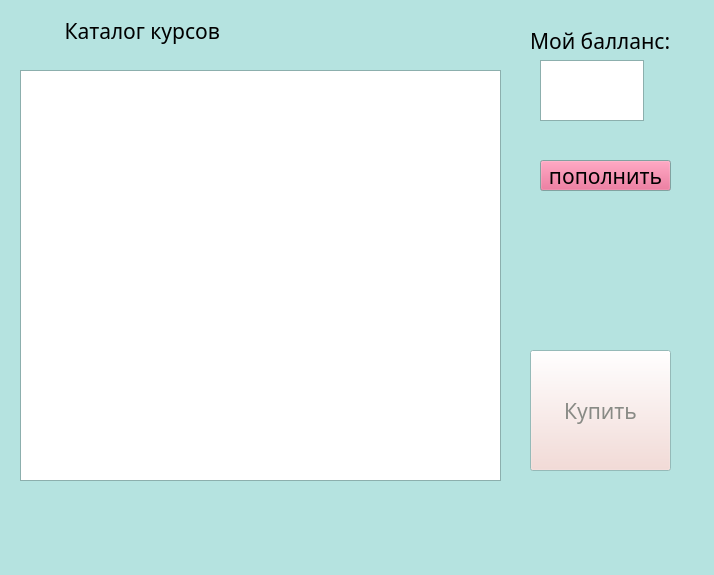
Old version of the form adds.ui in the repository lizlizardplease/school_bmstu.
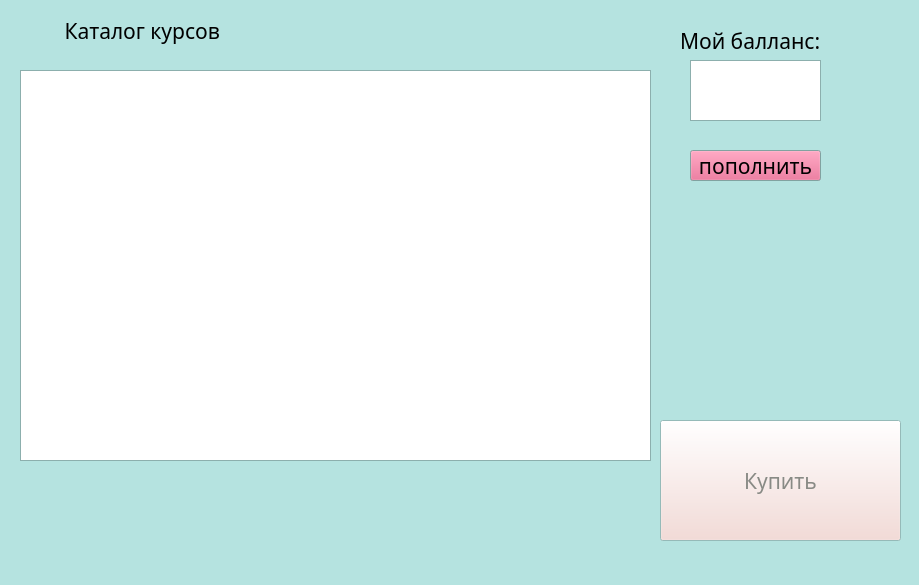
New version of the form.

Diff of the .ui file:
```diff
--- a/adds.ui
+++ b/adds.ui
@@ -6,8 +6,8 @@
    <rect>
     <x>0</x>
     <y>0</y>
-    <width>714</width>
-    <height>575</height>
+    <width>919</width>
+    <height>585</height>
    </rect>
   </property>
   <property name="palette">
@@ -128,10 +128,22 @@
     <rect>
      <x>20</x>
      <y>70</y>
-     <width>481</width>
-     <height>411</height>
+     <width>631</width>
+     <height>391</height>
     </rect>
    </property>
+   <property name="frameShape">
+    <enum>QFrame::StyledPanel</enum>
+   </property>
+   <property name="frameShadow">
+    <enum>QFrame::Sunken</enum>
+   </property>
+   <property name="sizeAdjustPolicy">
+    <enum>QAbstractScrollArea::AdjustToContentsOnFirstShow</enum>
+   </property>
+   <attribute name="horizontalHeaderDefaultSectionSize">
+    <number>150</number>
+   </attribute>
   </widget>
   <widget class="QPushButton" name="pushButton">
    <property name="enabled">
@@ -139,9 +151,9 @@
    </property>
    <property name="geometry">
     <rect>
-     <x>530</x>
-     <y>350</y>
-     <width>141</width>
+     <x>660</x>
+     <y>420</y>
+     <width>241</width>
      <height>121</height>
     </rect>
    </property>
@@ -207,7 +219,7 @@
   <widget class="QLabel" name="label_2">
    <property name="geometry">
     <rect>
-     <x>530</x>
+     <x>680</x>
      <y>10</y>
      <width>151</width>
      <height>61</height>
@@ -220,9 +232,9 @@
   <widget class="QTextEdit" name="textEdit">
    <property name="geometry">
     <rect>
-     <x>540</x>
+     <x>690</x>
      <y>60</y>
-     <width>104</width>
+     <width>131</width>
      <height>61</height>
     </rect>
    </property>
@@ -230,8 +242,8 @@
   <widget class="QPushButton" name="pushButton_2">
    <property name="geometry">
     <rect>
-     <x>540</x>
-     <y>160</y>
+     <x>690</x>
+     <y>150</y>
      <width>131</width>
      <height>31</height>
     </rect>
@@ -240,6 +252,19 @@
     <string>пополнить</string>
    </property>
   </widget>
+  <widget class="QLabel" name="out">
+   <property name="geometry">
+    <rect>
+     <x>36</x>
+     <y>480</y>
+     <width>591</width>
+     <height>61</height>
+    </rect>
+   </property>
+   <property name="text">
+    <string/>
+   </property>
+  </widget>
  </widget>
  <resources/>
  <connections/>
```
Left out of the diff: 2 changed lines with no effect on the pictures.
